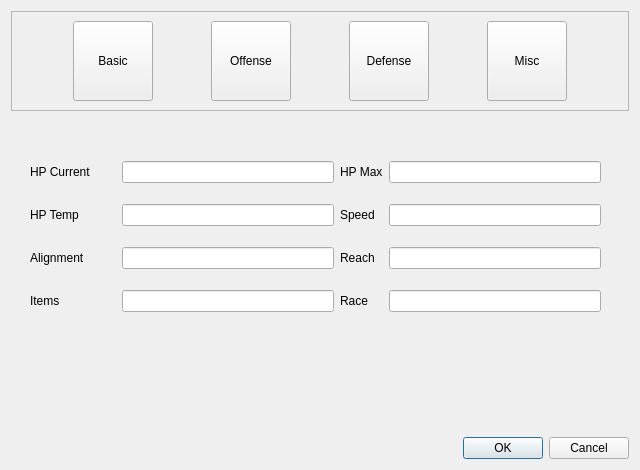
Before: the Qt Designer form ui/propertiesDialog.ui in dcernach/hl2mt-next, drawn with Qt 5.
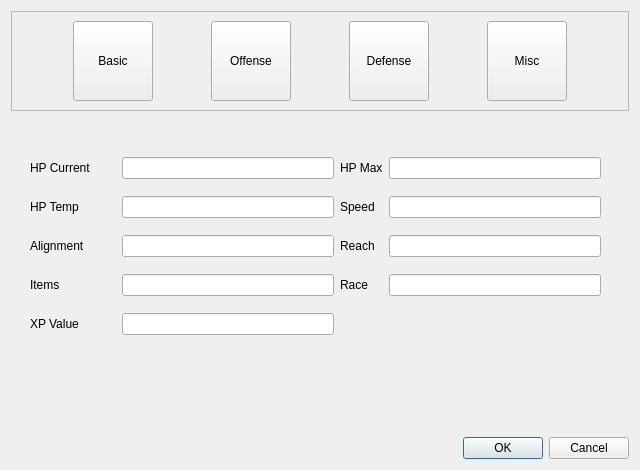
After: the same form once the commit is applied. Icons and pictures are not drawn.

What changed in the file:
```diff
--- a/ui/propertiesDialog.ui
+++ b/ui/propertiesDialog.ui
@@ -527,7 +527,7 @@
          <x>19</x>
          <y>29</y>
          <width>571</width>
-         <height>181</height>
+         <height>201</height>
         </rect>
        </property>
        <layout class="QGridLayout" name="gridLayout_2">
@@ -641,6 +641,28 @@
         <item row="1" column="2">
          <widget class="QLineEdit" name="editHPTemp"/>
         </item>
+        <item row="4" column="0">
+         <widget class="QLabel" name="labelXP">
+          <property name="sizePolicy">
+           <sizepolicy hsizetype="Minimum" vsizetype="Preferred">
+            <horstretch>0</horstretch>
+            <verstretch>0</verstretch>
+           </sizepolicy>
+          </property>
+          <property name="minimumSize">
+           <size>
+            <width>80</width>
+            <height>0</height>
+           </size>
+          </property>
+          <property name="text">
+           <string>XP Value</string>
+          </property>
+         </widget>
+        </item>
+        <item row="4" column="2">
+         <widget class="QLineEdit" name="editXP"/>
+        </item>
        </layout>
       </widget>
      </widget>
```
Left out of the diff: 14 changed lines with no effect on the pictures.
